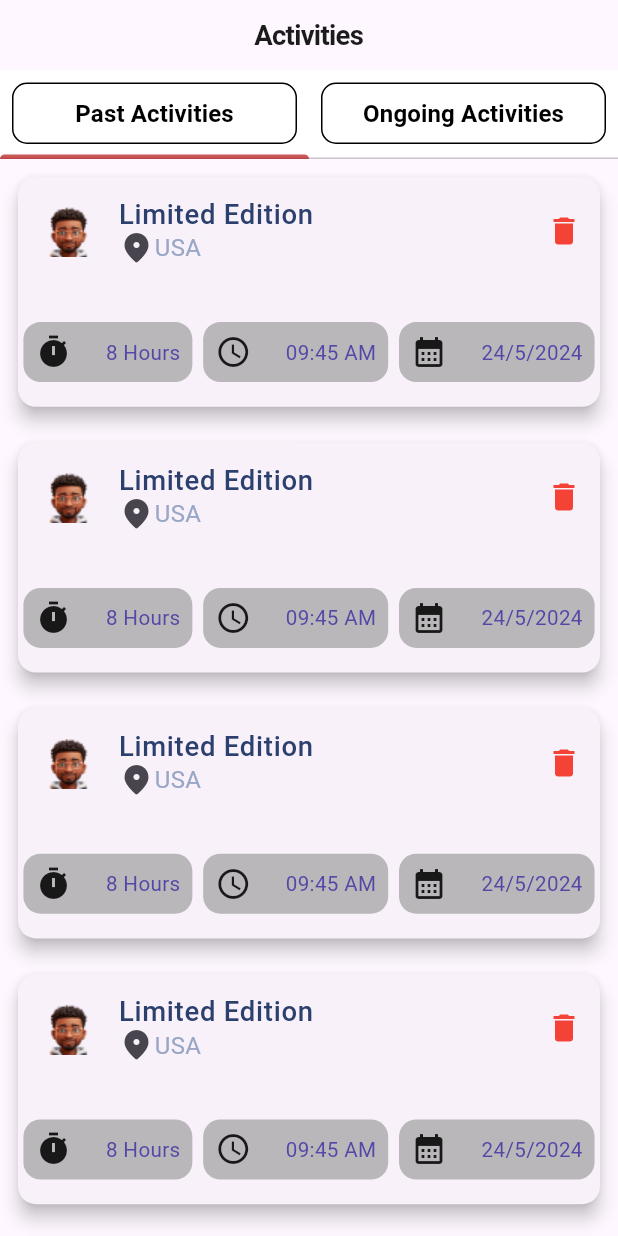
After one commit to TopuFD/E-commerce, a Flutter app: the ActivityPage screen opened directly, on a phone screen of 412 x 824 dp. The commit adds this screen. Run offline on Flutter 3.47's test engine with Material 3 defaults, Android fonts, the phone set to English and light mode, and no system bars; our stand-ins replace flutter_screenutil, get, image_picker, pin_code_fields, shared_preferences; missing offline and left inert: responsive_navigation_bar; accounts and stored records are empty; Roboto replaces fonts that are missing (Poppins).

Commit message:
add new page

```diff
--- a/lib/screens/auth-ui/resetpass_screen3.dart
+++ b/lib/screens/auth-ui/resetpass_screen3.dart
@@ -77,7 +77,7 @@ class ResetpassScreen3 extends StatelessWidget {
                   hintText: "New Password",
                   controller: newpassController,
                   prefixIcon: const Icon(Icons.email),
-                  suffixIcon: const Icon(Icons.remove_red_eye),
+                  suffixIcon: IconButton(onPressed: (){},icon: Icon(Icons.remove_red_eye),),
                 ),
                 SizedBox(
                   height: size.height * .04,
@@ -92,7 +92,7 @@ class ResetpassScreen3 extends StatelessWidget {
                   hintText: "Confirm New Password",
                   controller: compassController,
                   prefixIcon: const Icon(Icons.email),
-                  suffixIcon: const Icon(Icons.remove_red_eye),
+                  suffixIcon: IconButton(onPressed: (){},icon: Icon(Icons.remove_red_eye),),
                 ),
                 SizedBox(
                   height: size.height / 8,
--- a/lib/screens/auth-ui/resetpass_screen4.dart
+++ b/lib/screens/auth-ui/resetpass_screen4.dart
@@ -1,6 +1,5 @@
 import 'package:flutter/material.dart';
 import 'package:flutter_screenutil/flutter_screenutil.dart';
-import 'package:full_ecommerce/screens/navigation_page/home_screen.dart';
 import 'package:full_ecommerce/screens/navigation_page/navigation.dart';
 import 'package:full_ecommerce/widgets/custom_auth_button.dart';
 import 'package:get/get.dart';
@@ -67,7 +66,7 @@ class ResetpassScreen4 extends StatelessWidget {
                 CustomAuthButton(
                     text: "Done",
                     ontap: () {
-                      Get.to(NavigationBarPage());
+                      Get.to(const NavigationBarPage());
                     }),
               ],
             ),
--- a/lib/screens/auth-ui/signin_screen.dart
+++ b/lib/screens/auth-ui/signin_screen.dart
@@ -2,7 +2,6 @@ import 'package:flutter/material.dart';
 import 'package:flutter_screenutil/flutter_screenutil.dart';
 import 'package:full_ecommerce/screens/auth-ui/creat_account.dart';
 import 'package:full_ecommerce/screens/auth-ui/resetpass_screen1.dart';
-import 'package:full_ecommerce/screens/navigation_page/home_screen.dart';
 import 'package:full_ecommerce/screens/navigation_page/navigation.dart';
 import 'package:full_ecommerce/widgets/custom_auth_button.dart';
 import 'package:full_ecommerce/widgets/form_heading_text.dart';
@@ -122,7 +121,7 @@ class SignInScreen extends StatelessWidget {
                   CustomAuthButton(
                       text: "SignIn",
                       ontap: () {
-                        Get.to(NavigationBarPage());
+                        Get.to(const NavigationBarPage());
                       }),
                   SizedBox(
                     height: size.height * .15,
@@ -142,7 +141,7 @@ class SignInScreen extends StatelessWidget {
                       ),
                       InkWell(
                         onTap: () {
-                          Get.to(CreatAccountScreen());
+                          Get.to(const CreatAccountScreen());
                         },
                         child: Text(
                           "Sign Up",
--- a/lib/screens/navigation_page/activity_page.dart
+++ b/lib/screens/navigation_page/activity_page.dart
@@ -1,13 +1,87 @@
 import 'package:flutter/material.dart';
+import 'package:flutter_screenutil/flutter_screenutil.dart';
+import 'package:full_ecommerce/screens/other_screen/ongoing_activity.dart';
+import 'package:full_ecommerce/screens/other_screen/past_activity.dart';
 
 class ActivityPage extends StatelessWidget {
   const ActivityPage({super.key});
 
   @override
   Widget build(BuildContext context) {
-    return Scaffold(
-      body: Center(
-        child: Text("Activity",style: TextStyle(color: Colors.red),),
+    return DefaultTabController(
+      length: 2,
+      child: Scaffold(
+        appBar: AppBar(
+          centerTitle: true,
+          automaticallyImplyLeading: false,
+          title: Text(
+            'Activities',
+            style: TextStyle(
+              color: const Color(0xFF1B1B1B),
+              fontSize: 16.sp,
+              fontFamily: 'Poppins',
+              fontWeight: FontWeight.w700,
+              height: 0,
+              letterSpacing: -0.48,
+            ),
+          ),
+          bottom: PreferredSize(
+            preferredSize: const Size.fromHeight(50.0),
+            child: Container(
+              color: Colors.white,
+              child: TabBar(
+                labelPadding: EdgeInsets.zero,
+                indicatorColor: const Color.fromARGB(177, 180, 15, 15),
+                tabs: [
+                  Container(
+                    decoration: BoxDecoration(
+                      border: Border.all(color: Colors.black),
+                      borderRadius: BorderRadius.circular(10),
+                    ),
+                    margin: const EdgeInsets.all(8.0),
+                    padding: const EdgeInsets.symmetric(horizontal: 16.0, vertical: 8.0),
+                    child: Center(
+                      child: Text(
+                        "Past Activities",
+                        style: TextStyle(
+                          color: Colors.black,
+                          fontSize: 14.sp,
+                          fontFamily: 'Poppins',
+                          fontWeight: FontWeight.w600,
+                        ),
+                      ),
+                    ),
+                  ),
+                  Container(
+                    decoration: BoxDecoration(
+                      border: Border.all(color: Colors.black),
+                      borderRadius: BorderRadius.circular(10),
+                    ),
+                    margin: const EdgeInsets.all(8.0),
+                    padding: const EdgeInsets.symmetric(horizontal: 16.0, vertical: 8.0),
+                    child: Center(
+                      child: Text(
+                        "Ongoing Activities",
+                        style: TextStyle(
+                          color: Colors.black,
+                          fontSize: 14.sp,
+                          fontFamily: 'Poppins',
+                          fontWeight: FontWeight.w600,
+                        ),
+                      ),
+                    ),
+                  ),
+                ],
+              ),
+            ),
+          ),
+        ),
+        body: const TabBarView(
+          children: [
+            PastActivity(),
+            OngoingActivity(),
+          ],
+        ),
       ),
     );
   }
--- a/lib/screens/navigation_page/home_screen.dart
+++ b/lib/screens/navigation_page/home_screen.dart
@@ -14,8 +14,7 @@ class HomeScreen extends StatefulWidget {
 class _HomeScreenState extends State<HomeScreen> {
   TextEditingController catagoryController = TextEditingController();
 
-  var value = 5.0;
-
+  var value = 0.0;
   @override
   Widget build(BuildContext context) {
     final size = MediaQuery.of(context).size;
@@ -60,8 +59,11 @@ class _HomeScreenState extends State<HomeScreen> {
               CustomTextFormField(
                   hintText: 'Select Catagory',
                   controller: catagoryController,
-                suffixIcon: const Icon(Icons.keyboard_arrow_down),
-              ),
+                  suffixIcon: IconButton(
+                      onPressed: () {
+
+                      },
+                      icon:const Icon(Icons.keyboard_arrow_down))),
               SizedBox(
                 height: size.height * .05,
               ),
@@ -85,7 +87,7 @@ class _HomeScreenState extends State<HomeScreen> {
                       min: 0.0,
                       max: 90.0,
                       divisions: 20,
-                    thumbColor:  const Color(0xFF4863a6),
+                      thumbColor: const Color(0xFF4863a6),
                       value: value,
                       onChanged: (val) {
                         setState(() {
--- /dev/null
+++ b/lib/screens/other_screen/ongoing_activity.dart
@@ -0,0 +1,12 @@
+import 'package:flutter/material.dart';
+
+class OngoingActivity extends StatelessWidget {
+  const OngoingActivity({super.key});
+
+  @override
+  Widget build(BuildContext context) {
+    return Scaffold(
+      body: Center(child: Text("on going active"),),
+    );
+  }
+}
--- /dev/null
+++ b/lib/screens/other_screen/past_activity.dart
@@ -0,0 +1,112 @@
+import 'package:flutter/material.dart';
+import 'package:flutter_screenutil/flutter_screenutil.dart';
+
+class PastActivity extends StatelessWidget {
+  const PastActivity({super.key});
+
+  @override
+  Widget build(BuildContext context) {
+    final size = MediaQuery.of(context).size;
+    return Scaffold(
+        body: SizedBox(
+          child: ListView.builder(
+            itemCount: 20,
+            itemBuilder: (context, index) {
+              return Padding(
+                padding: const EdgeInsets.all(8.0),
+                child: Card(
+                  elevation: 5,
+                  child: Column(
+                    children: [
+                      Row(
+                        children: [
+                          Expanded(
+                            child: ListTile(
+                              leading: Image.asset(
+                                "assets/images/active_person.png",
+                              ),
+                              title: Text(
+                                'Limited Edition',
+                                style: TextStyle(
+                                  color: const Color(0xFF2C406E),
+                                  fontSize: 16.sp,
+                                  fontFamily: 'Poppins',
+                                  fontWeight: FontWeight.w500,
+                                  height: 0,
+                                ),
+                              ),
+                              subtitle: Row(
+                                children: [
+                                  const Icon(Icons.location_on_rounded),
+                                  Text(
+                                    'USA',
+                                    style: TextStyle(
+                                      color: const Color(0xFF99A7C6),
+                                      fontSize: 14.sp,
+                                      fontFamily: 'Poppins',
+                                      fontWeight: FontWeight.w400,
+                                      height: 0,
+                                    ),
+                                  )
+                                ],
+                              ),
+                            ),
+                          ),
+                          IconButton(
+                              onPressed: () {},
+                              icon: const Icon(
+                                Icons.delete,
+                                color: Colors.red,
+                              ))
+                        ],
+                      ),
+                      SizedBox(
+                        height: size.height * .03,
+                      ),
+                      Row(
+                        mainAxisAlignment: MainAxisAlignment.spaceAround,
+                        children: [
+                          cardButton(const Icon(Icons.timer), "8 Hours"),
+                          cardButton(const Icon(Icons.watch_later_outlined),
+                              "09:45 AM"),
+                          cardButton(
+                              const Icon(Icons.calendar_month), "24/5/2024"),
+                        ],
+                      ),
+                      SizedBox(height: size.height * .02,)
+                    ],
+                  ),
+                ),
+              );
+            },
+          ),
+        ));
+  }
+
+  Widget cardButton(Icon icon, String text) {
+    return Container(
+      decoration: BoxDecoration(
+          color: const Color(0xB39E9E9E),
+          borderRadius: BorderRadius.circular(10.r)),
+      child: Padding(
+        padding: const EdgeInsets.all(8.0),
+        child: Row(
+          children: [
+            icon,
+            SizedBox(width: 20.w),
+            Text(
+              text,
+              style: TextStyle(
+                color: const Color(0xFF5347A7),
+                fontSize: 12.sp,
+                fontFamily: 'Poppins',
+                fontWeight: FontWeight.w400,
+                height: 0,
+              ),
+            ),
+          ],
+        ),
+      ),
+    );
+  }
+}
--- a/lib/widgets/textformfield.dart
+++ b/lib/widgets/textformfield.dart
@@ -8,7 +8,7 @@ class CustomTextFormField extends StatelessWidget {
   final TextInputType keyboardType;
   final bool obscureText;
   final Icon? prefixIcon;
-  final Icon? suffixIcon;
+  final IconButton? suffixIcon;
 
   const CustomTextFormField({
     super.key,
```
Also changed, not shown: assets/images/active_person.png (added). Lines whose indentation alone changed are shown as unchanged.
